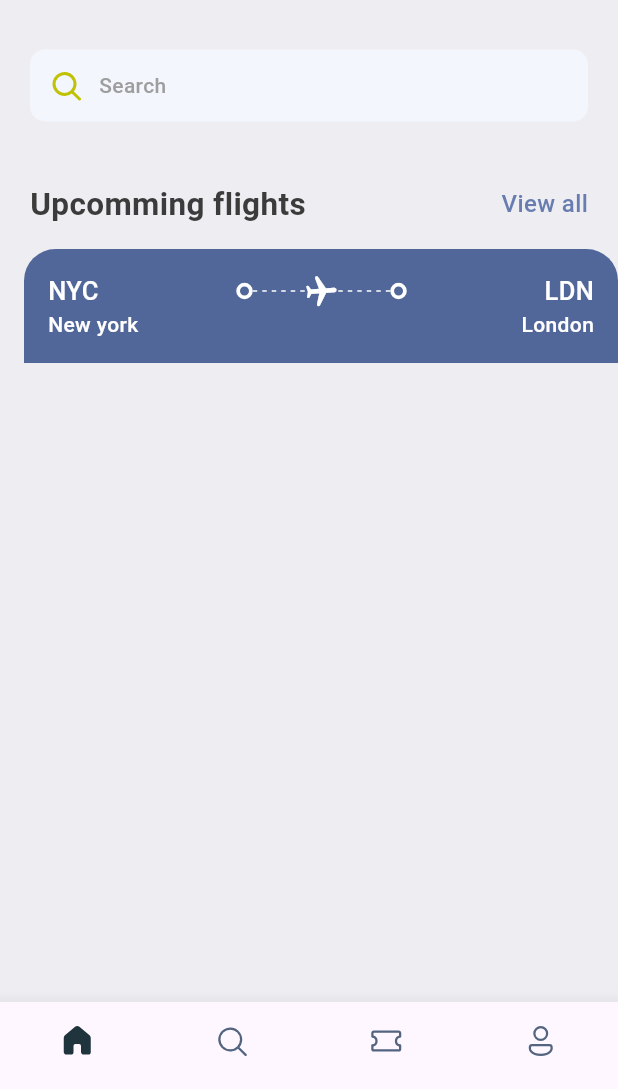
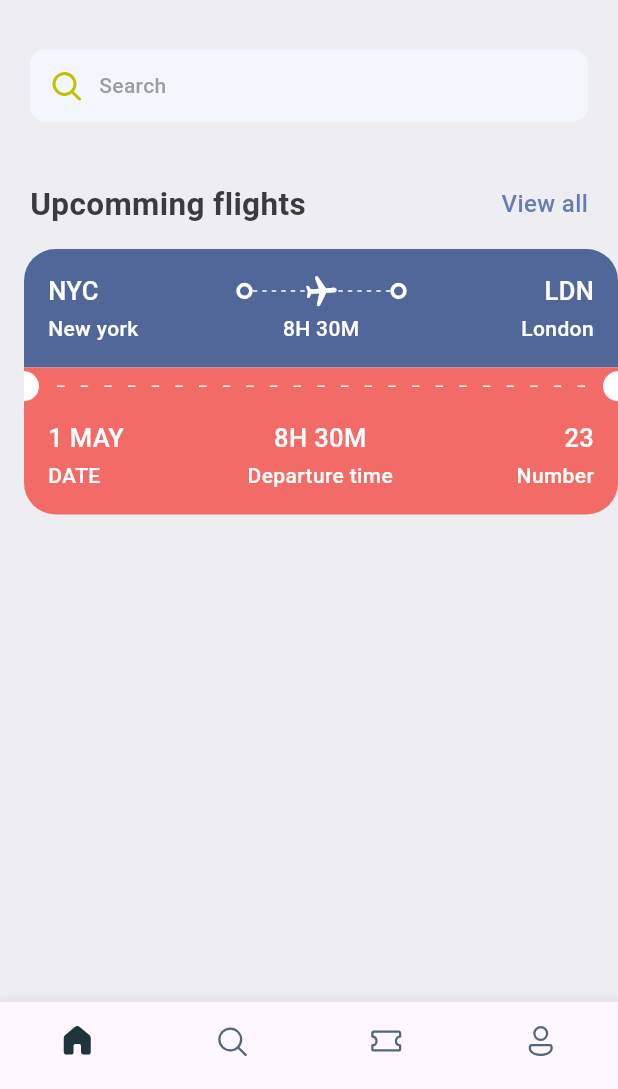
Before and after one commit to TonyV23/travel_app_ui, a Flutter app: the screen it shows after launch, on a phone screen of 412 x 824 dp, the part 147-1236 px from its top. Run offline on Flutter 3.47's test engine with Material 3 defaults, Android fonts, the phone set to English and light mode, and no system bars; our stand-ins replace fluentui_icons, gap.

Commit message:
finished up with designing ticket card

```diff
--- a/lib/screens/home.dart
+++ b/lib/screens/home.dart
@@ -1,5 +1,4 @@
 import 'package:fluentui_icons/fluentui_icons.dart';
-import 'package:flutter/cupertino.dart';
 import 'package:flutter/material.dart';
 import 'package:gap/gap.dart';
 import 'package:travel_app_ui/screens/ticket.dart';
--- a/lib/screens/ticket.dart
+++ b/lib/screens/ticket.dart
@@ -1,5 +1,6 @@
 import 'package:flutter/cupertino.dart';
 import 'package:flutter/material.dart';
+import 'package:gap/gap.dart';
 import 'package:travel_app_ui/utils/app_layout.dart';
 import 'package:travel_app_ui/utils/app_styles.dart';
 import 'package:travel_app_ui/widgets/thick_container.dart';
@@ -17,6 +18,7 @@
         margin: EdgeInsets.only(left: 16),
         child: Column(
           children: [
+            // showing ticket part with blue bgColor
             Container(
               decoration: BoxDecoration(
                   color: AppStyles.orangeColor,
@@ -79,17 +81,149 @@
                       ),
                     ],
                   ),
+                  Gap(3),
                   Row(
+                    mainAxisAlignment: MainAxisAlignment.spaceBetween,
                     children: [
-                      Text(
-                        "New york",
-                        style: AppStyles.headLineStyle4
-                            .copyWith(color: Colors.white),
+                      SizedBox(
+                        width: 100,
+                        child: Text(
+                          "New york",
+                          style: AppStyles.headLineStyle4
+                              .copyWith(color: Colors.white),
+                        ),
                       ),
-                      Spacer(),
-                      Text("London",
+                      SizedBox(
+                        child: Text(
+                          "8H 30M",
                           style: AppStyles.headLineStyle4
-                              .copyWith(color: Colors.white))
+                              .copyWith(color: Colors.white),
+                        ),
+                      ),
+                      SizedBox(
+                        width: 100,
+                        child: Text("London",
+                            textAlign: TextAlign.end,
+                            style: AppStyles.headLineStyle4
+                                .copyWith(color: Colors.white)),
+                      )
+                    ],
+                  )
+                ],
+              ),
+            ),
+            // showing ticket part with red bgColor
+            Container(
+              color: AppStyles.orangeBgColor,
+              child: Row(
+                children: [
+                  SizedBox(
+                    width: 10,
+                    height: 20,
+                    child: DecoratedBox(
+                        decoration: BoxDecoration(
+                            color: Colors.white,
+                            borderRadius: BorderRadius.only(
+                                bottomRight: Radius.circular(10),
+                                topRight: Radius.circular(10)))),
+                  ),
+                  Expanded(
+                    child: Padding(
+                      padding: EdgeInsets.all(12.0),
+                      child: LayoutBuilder(builder:
+                          (BuildContext context, BoxConstraints constraints) {
+                        return Flex(
+                            direction: Axis.horizontal,
+                            mainAxisAlignment: MainAxisAlignment.spaceBetween,
+                            mainAxisSize: MainAxisSize.max,
+                            children: List.generate(
+                              (constraints.constrainWidth() / 15).floor(),
+                              (index) => SizedBox(
+                                  width: 5,
+                                  height: 1,
+                                  child: DecoratedBox(
+                                    decoration:
+                                        BoxDecoration(color: Colors.white),
+                                  )),
+                            ));
+                      }),
+                    ),
+                  ),
+                  SizedBox(
+                    width: 10,
+                    height: 20,
+                    child: DecoratedBox(
+                        decoration: BoxDecoration(
+                            color: Colors.white,
+                            borderRadius: BorderRadius.only(
+                                bottomLeft: Radius.circular(10),
+                                topLeft: Radius.circular(10)))),
+                  )
+                ],
+              ),
+            ),
+
+            // footer of the ticket
+            Container(
+              decoration: BoxDecoration(
+                  color: AppStyles.orangeBgColor,
+                  borderRadius: BorderRadius.only(
+                      bottomLeft: Radius.circular(21),
+                      bottomRight: Radius.circular(21))),
+              padding: EdgeInsets.only(left: 16, top: 10, right: 16, bottom: 16),
+              child: Column(
+                children: [
+                  Row(
+                    mainAxisAlignment: MainAxisAlignment.spaceBetween,
+                    children: [
+                      Column(
+                        crossAxisAlignment: CrossAxisAlignment.start,
+                        children: [
+                          Text(
+                            "1 MAY",
+                            style: AppStyles.headLineStyle3
+                                .copyWith(color: Colors.white),
+                          ),
+                          Gap(3),
+                          Text(
+                            "DATE",
+                            style: AppStyles.headLineStyle4
+                                .copyWith(color: Colors.white),
+                          ),
+                        ],
+                      ),
+                      Column(
+                        crossAxisAlignment: CrossAxisAlignment.center,
+                        children: [
+                          Text(
+                            "8H 30M",
+                            style: AppStyles.headLineStyle3
+                                .copyWith(color: Colors.white),
+                          ),
+                          Gap(3),
+                          Text(
+                            "Departure time",
+                            style: AppStyles.headLineStyle4
+                                .copyWith(color: Colors.white),
+                          ),
+                        ],
+                      ),
+                      Column(
+                        crossAxisAlignment: CrossAxisAlignment.end,
+                        children: [
+                          Text(
+                            "23",
+                            style: AppStyles.headLineStyle3
+                                .copyWith(color: Colors.white),
+                          ),
+                          Gap(3),
+                          Text(
+                            "Number",
+                            style: AppStyles.headLineStyle4
+                                .copyWith(color: Colors.white),
+                          ),
+                        ],
+                      ),
                     ],
                   )
                 ],
```
